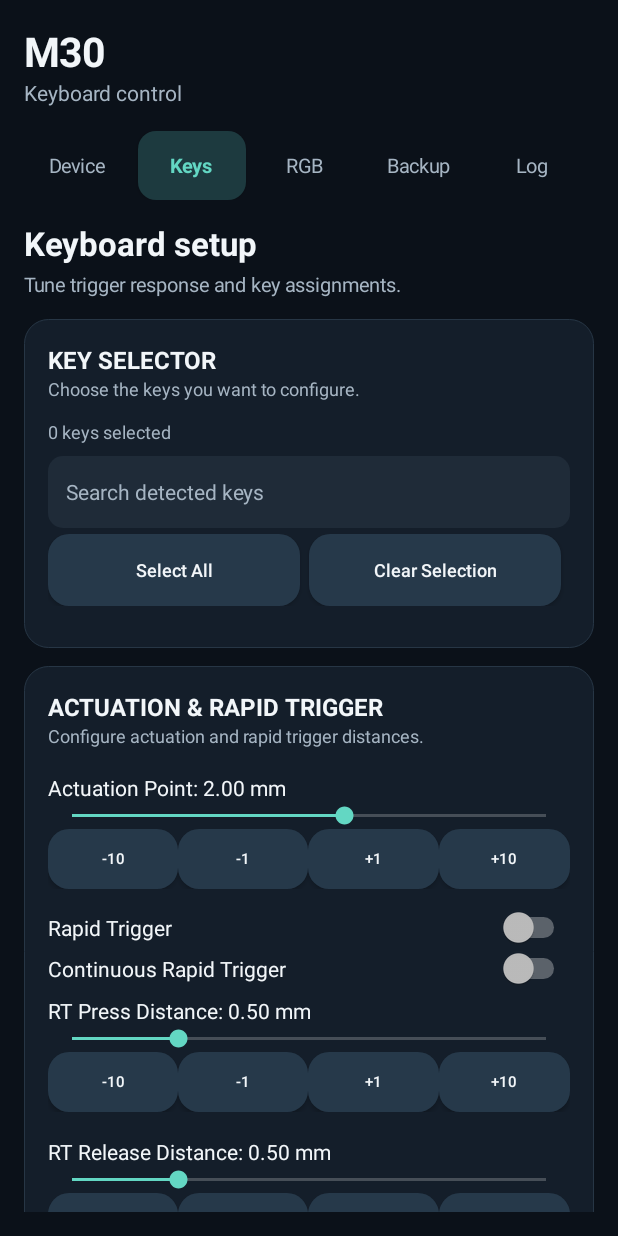
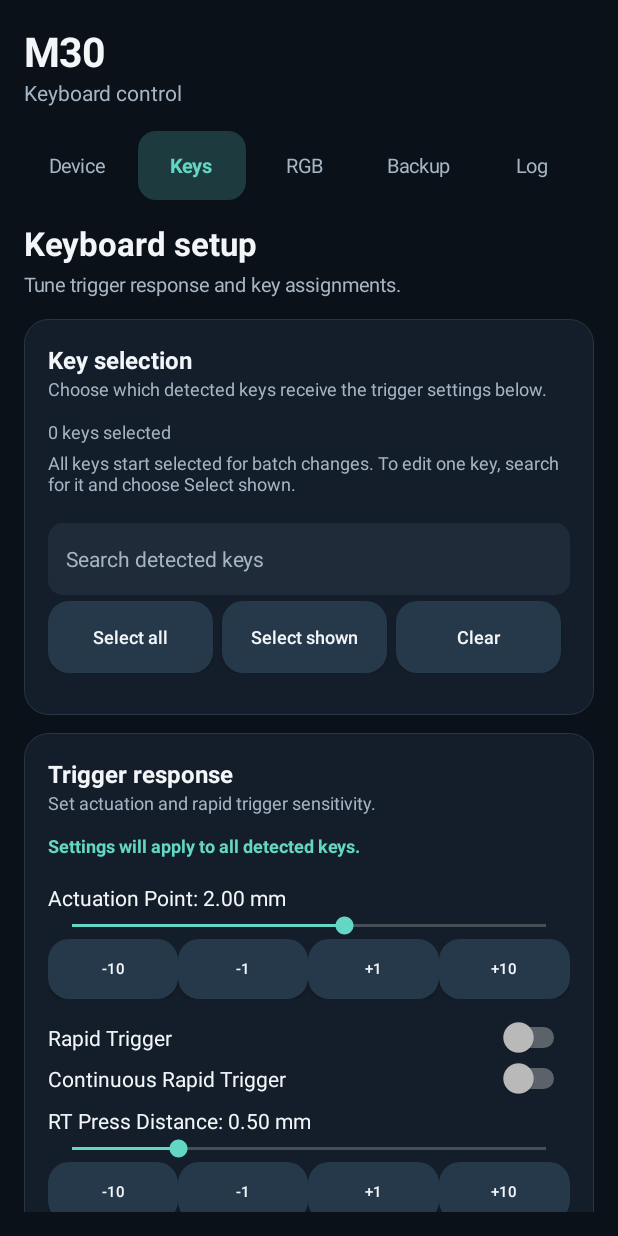
Before and after one commit to sevsae/M30, an Android app: the screen it shows after launch (MainActivity), after a tap on "Keys", on a phone screen of 412 x 824 dp. Run offline under Robolectric (Android 15) with nearby library versions, the phone set to English and light mode, and no system bars.

Commit message:
Fix key selection and refine tablet controls

```diff
--- a/app/src/main/java/com/example/m30probe/MainActivity.kt
+++ b/app/src/main/java/com/example/m30probe/MainActivity.kt
@@ -16,9 +16,11 @@ import android.content.IntentFilter
 import android.content.pm.PackageManager
 import android.graphics.Color
 import android.graphics.Canvas
+import android.graphics.LinearGradient
 import android.graphics.Paint
 import android.graphics.Path
 import android.graphics.RectF
+import android.graphics.Shader
 import android.graphics.Typeface
 import android.graphics.drawable.GradientDrawable
 import android.hardware.usb.UsbConstants
@@ -102,6 +104,7 @@ class MainActivity : Activity() {
     private lateinit var actS: Slider
     private lateinit var pressS: Slider
     private lateinit var relS: Slider
+    private lateinit var triggerScope: TextView
 
     private lateinit var rtSw: Switch
     private lateinit var contSw: Switch
@@ -146,7 +149,7 @@ class MainActivity : Activity() {
     /** A switch illustration driven by digital HID key events and the configured actuation threshold. */
     private inner class KeyTravelView : View(this@MainActivity) {
         private val ink = Paint(Paint.ANTI_ALIAS_FLAG)
-        private var keyName = "—"
+        private var keyName = ""
         private var keyDown = false
         private var pressAmount = 0f
         private var actuationMm = 2.0f
@@ -177,29 +180,42 @@ class MainActivity : Activity() {
             val h = height.toFloat()
             if (w <= 0f || h <= 0f) return
 
-            val left = dp(18).toFloat()
-            val right = w - dp(18)
-            val top = dp(22).toFloat()
+            val left = dp(8).toFloat()
+            val right = w - dp(8)
+            val top = dp(10).toFloat()
             val bottom = h - dp(32)
-            val scaleX = right - dp(36)
+            val scaleX = right - dp(34)
             val scaleTop = top + dp(20)
             val scaleBottom = bottom - dp(5)
             val scaleHeight = scaleBottom - scaleTop
             val thresholdY = scaleTop + scaleHeight * (actuationMm / 3.5f)
 
             ink.style = Paint.Style.FILL
-            ink.color = Color.rgb(13, 22, 30)
-            canvas.drawRoundRect(RectF(left, top, scaleX - dp(20), bottom), dp(18).toFloat(), dp(18).toFloat(), ink)
+            ink.shader = LinearGradient(
+                left, top, scaleX, bottom,
+                Color.rgb(26, 40, 50), Color.rgb(13, 21, 29), Shader.TileMode.CLAMP
+            )
+            canvas.drawRoundRect(RectF(left, top, scaleX - dp(16), bottom), dp(20).toFloat(), dp(20).toFloat(), ink)
+            ink.shader = null
+            ink.color = Color.rgb(49, 68, 79)
+            ink.style = Paint.Style.STROKE
+            ink.strokeWidth = dp(1).toFloat()
+            canvas.drawRoundRect(RectF(left, top, scaleX - dp(16), bottom), dp(20).toFloat(), dp(20).toFloat(), ink)
+            ink.style = Paint.Style.FILL
 
             // Plate and switch housing.
-            val centerX = (left + scaleX - dp(20)) / 2f
-            val plateY = top + (bottom - top) * 0.70f
+            val centerX = (left + scaleX - dp(16)) / 2f
+            val plateY = top + (bottom - top) * 0.71f
             ink.color = Color.rgb(68, 89, 103)
-            canvas.drawRoundRect(RectF(left + dp(20), plateY, scaleX - dp(44), plateY + dp(12)), dp(5).toFloat(), dp(5).toFloat(), ink)
-            ink.color = Color.rgb(92, 119, 132)
-            canvas.drawRoundRect(RectF(centerX - dp(45), plateY - dp(73), centerX + dp(45), bottom - dp(12)), dp(13).toFloat(), dp(13).toFloat(), ink)
-            ink.color = Color.rgb(47, 68, 79)
-            canvas.drawRoundRect(RectF(centerX - dp(31), plateY - dp(58), centerX + dp(31), bottom - dp(12)), dp(9).toFloat(), dp(9).toFloat(), ink)
+            canvas.drawRoundRect(RectF(left + dp(22), plateY, scaleX - dp(38), plateY + dp(12)), dp(5).toFloat(), dp(5).toFloat(), ink)
+            ink.shader = LinearGradient(
+                centerX - dp(45).toFloat(), plateY, centerX + dp(45).toFloat(), plateY,
+                Color.rgb(119, 146, 157), Color.rgb(51, 73, 84), Shader.TileMode.CLAMP
+            )
+            canvas.drawRoundRect(RectF(centerX - dp(45), plateY - dp(73), centerX + dp(45), bottom - dp(12)), dp(14).toFloat(), dp(14).toFloat(), ink)
+            ink.shader = null
+            ink.color = Color.rgb(39, 57, 67)
+            canvas.drawRoundRect(RectF(centerX - dp(31), plateY - dp(58), centerX + dp(31), bottom - dp(12)), dp(10).toFloat(), dp(10).toFloat(), ink)
 
             // Spring and stem are illustrative; Android HID only reports key down/up.
             val springTop = plateY - dp(52) + dp((pressAmount * 11).toInt())
@@ -233,8 +249,19 @@ class MainActivity : Activity() {
                 lineTo(centerX + dp(63), capBottom)
                 close()
             }
-            ink.color = if (keyDown) accentColor else Color.rgb(153, 181, 191)
+            ink.shader = LinearGradient(
+                centerX, capTop, centerX, capBottom,
+                if (keyDown) Color.rgb(177, 255, 237) else Color.rgb(232, 241, 241),
+                if (keyDown) Color.rgb(60, 181, 154) else Color.rgb(112, 145, 155),
+                Shader.TileMode.CLAMP
+            )
             canvas.drawPath(cap, ink)
+            ink.shader = null
+            ink.color = Color.rgb(207, 230, 229)
+            ink.strokeWidth = dp(2).toFloat()
+            ink.style = Paint.Style.STROKE
+            canvas.drawLine(centerX - dp(34), capTop + dp(5), centerX + dp(34), capTop + dp(5), ink)
+            ink.style = Paint.Style.FILL
             ink.color = if (keyDown) Color.rgb(45, 139, 130) else Color.rgb(105, 135, 146)
             canvas.drawRoundRect(RectF(centerX - dp(22), capBottom - dp(3), centerX + dp(22), capBottom + dp(18)), dp(6).toFloat(), dp(6).toFloat(), ink)
 
@@ -242,6 +269,8 @@ class MainActivity : Activity() {
             ink.color = Color.rgb(106, 127, 139)
             ink.strokeWidth = dp(1).toFloat()
             val tickX = right - dp(49)
+            ink.color = Color.rgb(19, 29, 37)
+            canvas.drawRoundRect(RectF(tickX - dp(4), scaleTop, tickX + dp(8), scaleBottom), dp(5).toFloat(), dp(5).toFloat(), ink)
             for (i in 0..7) {
                 val y = scaleTop + scaleHeight * i / 7f
                 canvas.drawLine(tickX, y, tickX + dp(if (i % 2 == 0) 12 else 7), y, ink)
@@ -255,6 +284,9 @@ class MainActivity : Activity() {
                     ink.style = Paint.Style.STROKE
                 }
             }
+            ink.color = Color.argb(90, 99, 215, 195)
+            ink.strokeWidth = dp(7).toFloat()
+            canvas.drawLine(tickX - dp(4), thresholdY, right - dp(14), thresholdY, ink)
             ink.color = accentColor
             ink.strokeWidth = dp(2).toFloat()
             canvas.drawLine(tickX - dp(5), thresholdY, right - dp(15), thresholdY, ink)
@@ -268,12 +300,18 @@ class MainActivity : Activity() {
             canvas.drawPath(marker, ink)
 
             ink.color = primaryText
-            ink.textSize = sp(16f)
+            ink.textSize = sp(if (tabletLayoutEnabled) 18f else 15f)
             ink.typeface = Typeface.DEFAULT_BOLD
-            canvas.drawText(if (keyDown) "$keyName  ·  pressed" else "$keyName  ·  released", left + dp(16), bottom + dp(22), ink)
+            val eventLabel = when {
+                keyName.isEmpty() -> "Press any key"
+                keyDown -> "$keyName pressed"
+                else -> "$keyName released"
+            }
+            canvas.drawText(eventLabel, left + dp(12), bottom + dp(22), ink)
             ink.color = accentColor
             ink.textSize = sp(12f)
-            canvas.drawText("Actuation  %.2f mm".format(Locale.US, actuationMm), tickX - dp(8), thresholdY - dp(10), ink)
+            val thresholdLabel = "%.2f mm".format(Locale.US, actuationMm)
+            canvas.drawText(thresholdLabel, right - dp(12) - ink.measureText(thresholdLabel), thresholdY - dp(11), ink)
         }
 
         private fun sp(value: Float): Float = value * resources.displayMetrics.scaledDensity
@@ -1295,8 +1333,8 @@ class MainActivity : Activity() {
 
         addSectionTitle(
             keysCard,
-            "KEY SELECTOR",
-            "Choose the keys you want to configure."
+            "Key selection",
+            "Choose which detected keys receive the trigger settings below."
         )
 
         selectionCount = createText(
@@ -1305,7 +1343,18 @@ class MainActivity : Activity() {
             secondaryText
         )
 
+        selectionCount.textSize = if (tabletLayoutEnabled) 14f else 12f
         keysCard.addView(selectionCount)
+        val selectionHint = createText(
+            "All keys start selected for batch changes. To edit one key, search for it and choose Select shown.",
+            if (tabletLayoutEnabled) 14f else 12f,
+            secondaryText
+        )
+        val selectionHintParams = LinearLayout.LayoutParams(-1, -2).apply {
+            topMargin = dp(4)
+            bottomMargin = dp(10)
+        }
+        keysCard.addView(selectionHint, selectionHintParams)
 
         keySearch = EditText(this).apply {
             hint = "Search detected keys"
@@ -1329,20 +1378,14 @@ class MainActivity : Activity() {
         searchParams.bottomMargin = dp(4)
         keysCard.addView(keySearch, searchParams)
 
-        keysCard.addView(
-            row(
-                btn("Select All") {
-                    boxes.forEach {
-                        it.isChecked = true
-                    }
-                },
-                btn("Clear Selection") {
-                    boxes.forEach {
-                        it.isChecked = false
-                    }
-                }
-            )
-        )
+        keysCard.addView(row(
+            btn("Select all") { boxes.forEach { it.isChecked = true } },
+            btn("Select shown") {
+                val visible = boxes.filter { it.visibility == View.VISIBLE }.map { it.tag as Int }.toSet()
+                boxes.forEach { it.isChecked = (it.tag as Int) in visible }
+            },
+            btn("Clear") { boxes.forEach { it.isChecked = false } }
+        ))
 
         grid = GridLayout(this)
 
@@ -1357,7 +1400,7 @@ class MainActivity : Activity() {
 
         keysCard.addView(grid)
 
-        addCard(pages.getValue("keys"), keysCard)
+        addCard(pages.getValue("keys"), keysCard, fullWidth = true)
 
         // TRIGGER SETTINGS CARD
 
@@ -1365,9 +1408,18 @@ class MainActivity : Activity() {
 
         addSectionTitle(
             triggerCard,
-            "ACTUATION & RAPID TRIGGER",
-            "Configure actuation and rapid trigger distances."
-        )
+            "Trigger response",
+            "Set actuation and rapid trigger sensitivity."
+        )
+
+        triggerScope = createText(
+            "Settings will apply to all detected keys.",
+            if (tabletLayoutEnabled) 14f else 12f,
+            accentColor,
+            true
+        )
+        triggerScope.setPadding(0, 0, 0, dp(12))
+        triggerCard.addView(triggerScope)
 
         actS = Slider(
             "Actuation Point",
@@ -1420,20 +1472,20 @@ class MainActivity : Activity() {
         val travelCard = createCard()
         addSectionTitle(
             travelCard,
-            "LIVE KEY VISUAL",
-            "Press a key to see it move. The scale marks your actuation setting, not measured travel."
+            "Key travel preview",
+            "Press a key to see the switch respond. The marker shows the configured actuation point."
         )
         travelVisual = KeyTravelView().apply {
             contentDescription = "Key switch illustration with configured actuation point and live key press state"
             setActuation(actS.value / 100f)
         }
-        travelCard.addView(travelVisual, LinearLayout.LayoutParams(-1, dp(280)))
+        travelCard.addView(travelVisual, LinearLayout.LayoutParams(-1, dp(if (tabletLayoutEnabled) 320 else 280)))
         travelCard.addView(createText(
-            "Live press state · analog travel is not available from this keyboard connection.",
+            "Live key state · this keyboard connection does not report analog depth.",
             if (tabletLayoutEnabled) 13f else 11f,
             secondaryText
         ))
-        addCard(pages.getValue("keys"), travelCard, fullWidth = true)
+        addCard(pages.getValue("keys"), travelCard)
 
         // REMAPPING CARD
 
@@ -2297,10 +2349,11 @@ class MainActivity : Activity() {
     // KEY SELECTION
     // ------------------------------------------------------------
 
-    private fun rebuildGrid() {
+    private fun rebuildGrid(retainedSelection: Set<Int>? = null) {
 
         grid.removeAllViews()
         boxes.clear()
+        val selectedKeys = initialKeySelection(keyIdx, retainedSelection)
 
         for (i in keyIdx) {
 
@@ -2315,6 +2368,7 @@ class MainActivity : Activity() {
                 android.content.res.ColorStateList.valueOf(accentColor)
 
             cb.tag = i
+            cb.isChecked = i in selectedKeys
 
             cb.setPadding(
                 dp(if (tabletLayoutEnabled) 8 else 4),
@@ -2359,11 +2413,20 @@ class MainActivity : Activity() {
     private fun renderGrid(query: String) {
         if (!::grid.isInitialized) return
         val normalized = query.trim()
+        val exactMatch = boxes.any { box ->
+            val label = box.text.toString().substringBefore('\n')
+            label.equals(normalized, ignoreCase = true) ||
+                normalized.startsWith("#") && normalized.drop(1).toIntOrNull() == (box.tag as Int)
+        }
         boxes.forEach { box ->
-            box.visibility = if (
-                normalized.isEmpty() ||
-                box.text.toString().contains(normalized, ignoreCase = true)
-            ) View.VISIBLE else View.GONE
+            val label = box.text.toString().substringBefore('\n')
+            val matches = normalized.isEmpty() || if (exactMatch) {
+                label.equals(normalized, ignoreCase = true) ||
+                    normalized.startsWith("#") && normalized.drop(1).toIntOrNull() == (box.tag as Int)
+            } else {
+                label.contains(normalized, ignoreCase = true)
+            }
+            box.visibility = if (matches) View.VISIBLE else View.GONE
         }
     }
 
@@ -2380,8 +2443,7 @@ class MainActivity : Activity() {
 
             val count = selected().size
 
-            selectionCount.text =
-                "$count keys selected"
+            selectionCount.text = "$count of ${keyIdx.size} keys selected"
         }
     }
 
@@ -2391,9 +2453,18 @@ class MainActivity : Activity() {
 
         val sel = selected()
 
-        if (sel.size != 1) return
+        if (sel.isEmpty()) {
+            triggerScope.text = "Select a key to load its saved settings."
+            return
+        }
+
+        if (sel.size != 1) {
+            triggerScope.text = "Changes will apply to all ${sel.size} selected keys."
+            return
+        }
 
         val i = sel[0]
+        triggerScope.text = "Editing ${labelOf(i)} only. Saved settings loaded."
 
         val d = IntArray(8) {
             trig[i * 8 + it].toInt() and 0xFF
@@ -2777,16 +2848,7 @@ class MainActivity : Activity() {
 
         runOnUiThread {
 
-            val checked = selected()
-
-            rebuildGrid()
-
-            for (b in boxes) {
-
-                if ((b.tag as Int) in checked) {
-                    b.isChecked = true
-                }
-            }
+            rebuildGrid(selected().toSet())
         }
     }
 
```
Also changed, not shown: app/src/main/java/com/example/m30probe/KeySelection.kt (added, +10 -0 lines), 1 other file.
